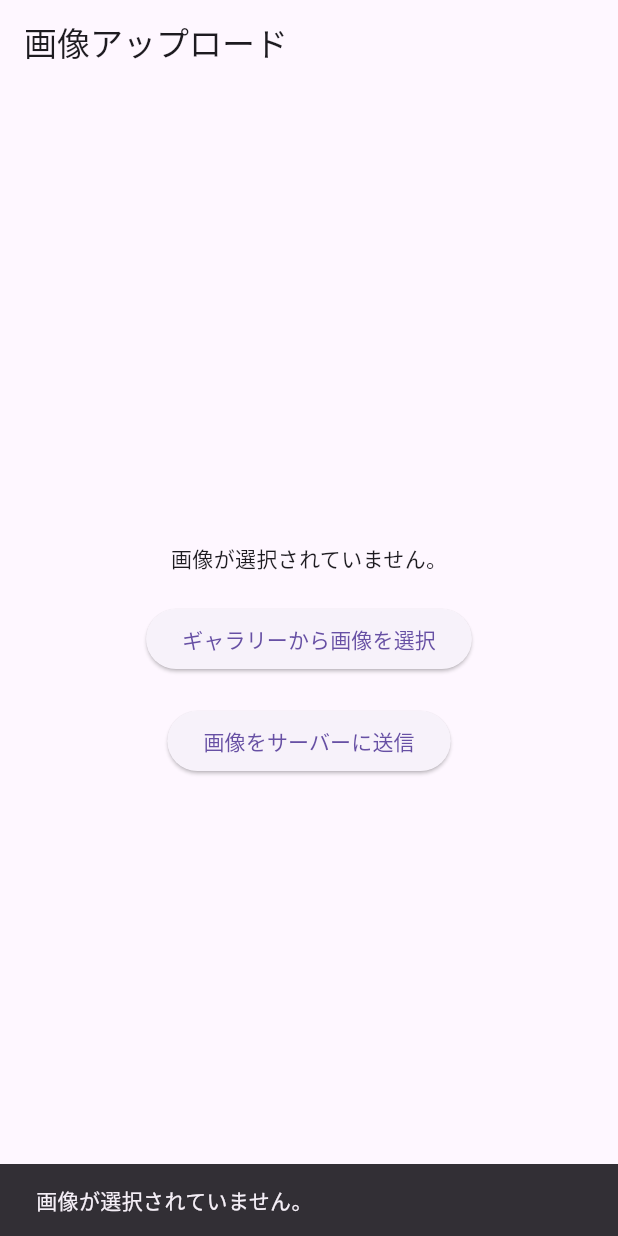
After one commit to ei2000/ryoko, a Flutter app: the ImageUploadScreen screen opened directly, after a tap on "画像をサーバーに送信", on a phone screen of 412 x 824 dp. The commit adds this screen. Run offline on Flutter 3.47's test engine with Material 3 defaults, Android fonts, the phone set to English and light mode, and no system bars; our stand-ins replace google_maps_flutter, image_picker.

```diff
--- /dev/null
+++ b/lib/image_send.dart
@@ -0,0 +1,109 @@
+import 'dart:io';
+import 'package:flutter/material.dart';
+import 'package:image_picker/image_picker.dart';
+import 'package:http/http.dart' as http;
+
+void main() => runApp(MyApp());
+
+class MyApp extends StatelessWidget {
+  @override
+  Widget build(BuildContext context) {
+    return MaterialApp(
+      title: 'Image Upload Example',
+      home: ImageUploadScreen(),
+    );
+  }
+}
+
+class ImageUploadScreen extends StatefulWidget {
+  @override
+  _ImageUploadScreenState createState() => _ImageUploadScreenState();
+}
+
+class _ImageUploadScreenState extends State<ImageUploadScreen> {
+  File? _image;
+  final ImagePicker _picker = ImagePicker();
+  final String _uploadUrl = 'YOUR_SERVER_UPLOAD_URL'; // ここにサーバーのアップロードURLを設定
+
+  // ギャラリーから画像を選択
+  Future<void> _pickImage() async {
+    final pickedFile = await _picker.pickImage(source: ImageSource.gallery);
+    setState(() {
+      if (pickedFile != null) {
+        _image = File(pickedFile.path);
+      } else {
+        print('No image selected.');
+      }
+    });
+  }
+
+  // 選択した画像をサーバーにアップロード
+  Future<void> _uploadImage() async {
+    if (_image == null) {
+      ScaffoldMessenger.of(context).showSnackBar(
+        SnackBar(content: Text('画像が選択されていません。')),
+      );
+      return;
+    }
+
+    // マルチパートリクエストを作成
+    var request = http.MultipartRequest('POST', Uri.parse(_uploadUrl));
+    request.files.add(
+      await http.MultipartFile.fromPath(
+        'image', // サーバー側で受け取るフィールド名
+        _image!.path,
+        filename: _image!.path.split('/').last,
+      ),
+    );
+
+    try {
+      var response = await request.send();
+
+      if (response.statusCode == 200) {
+        ScaffoldMessenger.of(context).showSnackBar(
+          SnackBar(content: Text('画像のアップロードに成功しました！')),
+        );
+        print('Image uploaded successfully!');
+      } else {
+        ScaffoldMessenger.of(context).showSnackBar(
+          SnackBar(content: Text('画像のアップロードに失敗しました。Status: ${response.statusCode}')),
+        );
+        print('Image upload failed with status: ${response.statusCode}');
+      }
+    } catch (e) {
+      ScaffoldMessenger.of(context).showSnackBar(
+        SnackBar(content: Text('エラーが発生しました: $e')),
+      );
+      print('Error uploading image: $e');
+    }
+  }
+
+  @override
+  Widget build(BuildContext context) {
+    return Scaffold(
+      appBar: AppBar(
+        title: Text('画像アップロード'),
+      ),
+      body: Center(
+        child: Column(
+          mainAxisAlignment: MainAxisAlignment.center,
+          children: <Widget>[
+            _image == null
+                ? Text('画像が選択されていません。')
+                : Image.file(_image!, height: 200),
+            SizedBox(height: 20),
+            ElevatedButton(
+              onPressed: _pickImage,
+              child: Text('ギャラリーから画像を選択'),
+            ),
+            SizedBox(height: 20),
+            ElevatedButton(
+              onPressed: _uploadImage,
+              child: Text('画像をサーバーに送信'),
+            ),
+          ],
+        ),
+      ),
+    );
+  }
+}
```
Also changed, not shown: lib/main.dart (+120 -92 lines), pubspec.yaml (+9 -0 lines), lib/models/travel_spot.dart (added), pubspec.lock.
